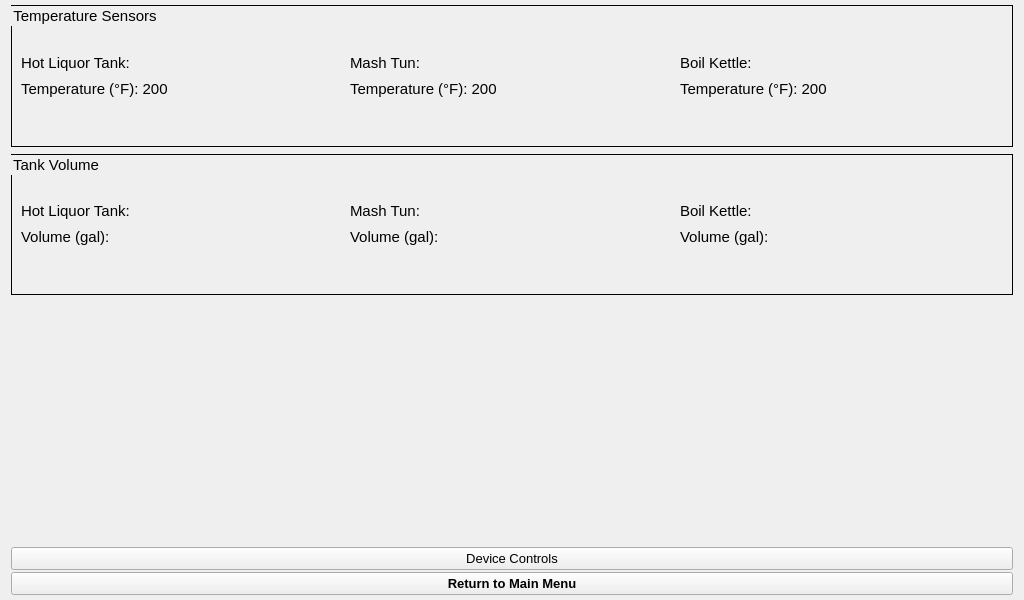
Before: the Qt Designer form autobrewer/GUI/UI Files/DeviceStatusSensors.ui in drmwve/Capstone-Project, drawn with Qt 5.
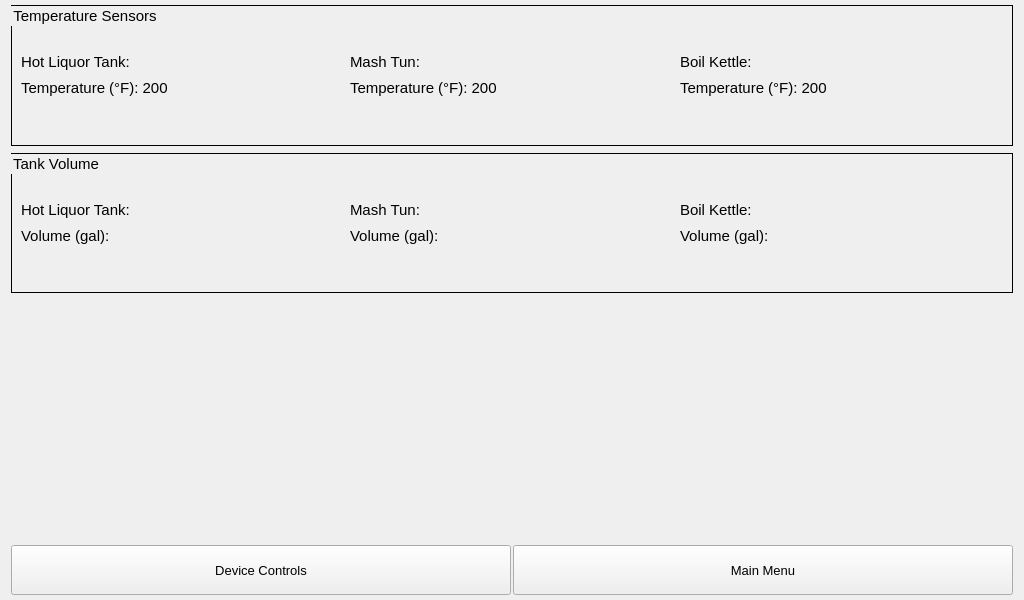
After: the same form once the commit is applied.

```diff
--- a/autobrewer/GUI/UI Files/DeviceStatusSensors.ui
+++ b/autobrewer/GUI/UI Files/DeviceStatusSensors.ui
@@ -337,7 +337,15 @@
     </spacer>
    </item>
    <item>
+    <layout class="QHBoxLayout" name="horizontalLayout">
+     <item>
     <widget class="QPushButton" name="GoToControlStatusButton">
+       <property name="maximumSize">
+        <size>
+         <width>16777215</width>
+         <height>50</height>
+        </size>
+       </property>
      <property name="font">
       <font>
        <pointsize>10</pointsize>
@@ -350,17 +358,25 @@
    </item>
    <item>
     <widget class="QPushButton" name="ReturnToMenuButton">
+       <property name="maximumSize">
+        <size>
+         <width>16777215</width>
+         <height>50</height>
+        </size>
+       </property>
      <property name="font">
       <font>
        <pointsize>10</pointsize>
-       <weight>75</weight>
-       <bold>true</bold>
+         <weight>50</weight>
+         <bold>false</bold>
       </font>
      </property>
      <property name="text">
-      <string>Return to Main Menu</string>
-     </property>
-    </widget>
+        <string>Main Menu</string>
+       </property>
+      </widget>
+     </item>
+    </layout>
    </item>
   </layout>
  </widget>
```
Lines whose indentation alone changed are shown as unchanged.
